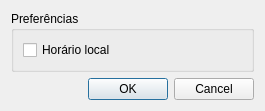
Old version of the form settings_dialog.ui in the repository FelipeCortez/emmn.
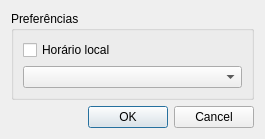
New version of the form.

Patch:
```diff
--- a/settings_dialog.ui
+++ b/settings_dialog.ui
@@ -7,7 +7,7 @@
     <x>0</x>
     <y>0</y>
     <width>265</width>
-    <height>97</height>
+    <height>123</height>
    </rect>
   </property>
   <property name="windowTitle">
@@ -27,6 +27,9 @@
         </property>
        </widget>
       </item>
+      <item row="1" column="0" colspan="2">
+       <widget class="QComboBox" name="serialPortsCombo"/>
+      </item>
      </layout>
     </widget>
    </item>
```
